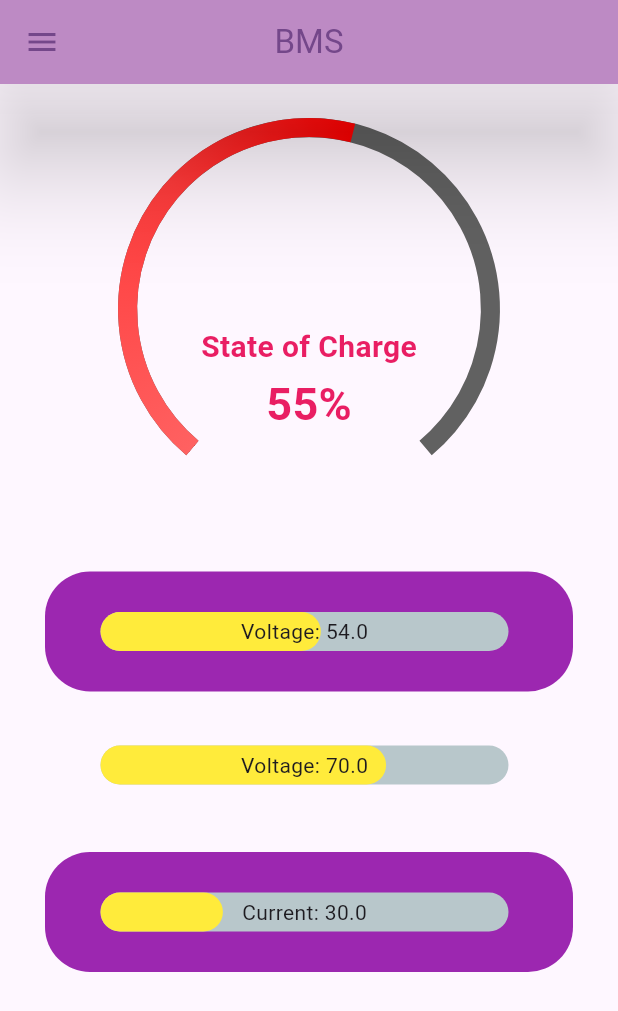
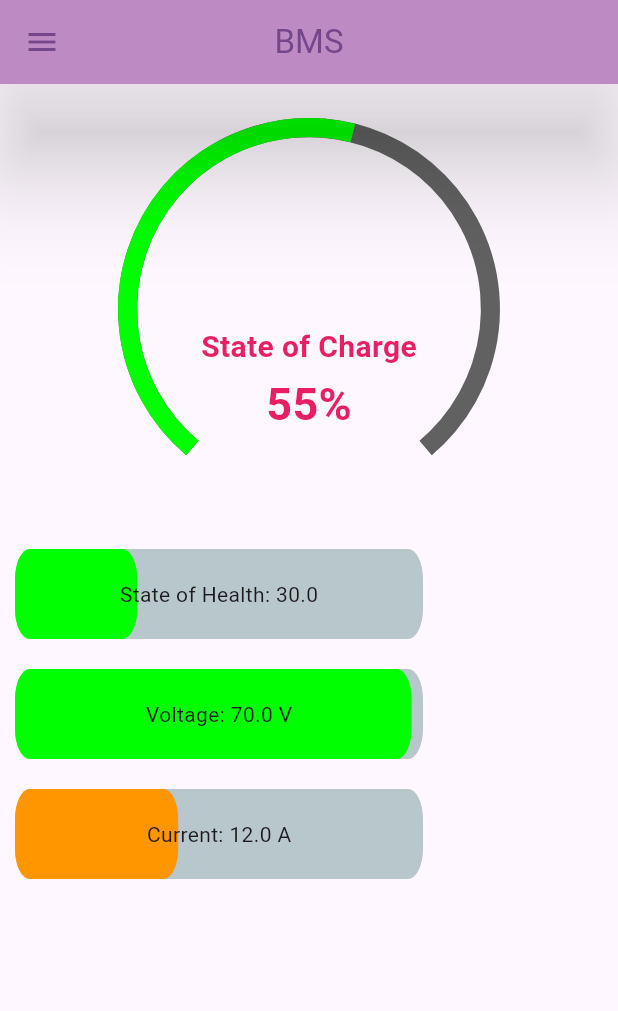
Before and after one commit to Sudharsshan/Flutter_BMS, a Flutter app: the screen it shows after launch, on a phone screen of 412 x 824 dp. Shown: the top 1011 px of the screen. Run offline on Flutter 3.47's test engine with Material 3 defaults, Android fonts, the phone set to English and light mode, and no system bars; drawn by our look-alikes of percent_indicator, syncfusion_flutter_gauges; our stand-ins replace fluttertoast, shared_preferences; missing offline and left inert: workmanager.

Commit message:
beautified the main screen widgets

```diff
--- a/lib/main.dart
+++ b/lib/main.dart
@@ -151,14 +151,7 @@ class _MyAppState extends State<MyApp>{
                                             value: 55,
                                             width: 0.1,
                                             sizeUnit: GaugeSizeUnit.factor,
-                                            gradient: SweepGradient(
-                                              colors: <Color>[
-                                                myColorRedLight,
-                                                myColorRedMedium,
-                                                myColorRedHeavy,
-                                              ],
-                                              stops: const <double>[0.0, 0.6, 1.0],
-                                            ),
+                                            color: widgetColor(100, 50),
                                             enableAnimation: true,
                                           ),
                                         ],
@@ -199,42 +192,18 @@ class _MyAppState extends State<MyApp>{
                         ),
                       ),
 
-                      Container(
-                        height: 80,
-                        width: 500,
-                        padding: const EdgeInsets.all(27),
-                        margin: const EdgeInsets.fromLTRB(30, 25, 30, 9),
-                        decoration: const BoxDecoration(
-                            color: Colors.purple,
-                            borderRadius: BorderRadius.all(Radius.circular(30))
-                        ),
-                        child: SOH(percent: 0.54,),
-                      ),
+                      SOH(percent: 30),
 
-                      Container(
-                        height: 80,
-                        width: 500,
-                        padding: const EdgeInsets.all(27),
-                        margin: const EdgeInsets.symmetric(vertical: 0, horizontal: 30),
-                        child: VOLTAGE(percent: 0.7,),
-                      ),
+                      VOLTAGE(percent: 70),
 
-                      Container(
-                        height: 80,
-                        width: 500,
-                        padding: const EdgeInsets.all(27),
-                        margin: const EdgeInsets.fromLTRB(30, 18, 30, 9),
-                        decoration: const BoxDecoration(
-                            color: Colors.purple,
-                            borderRadius: BorderRadius.all(Radius.circular(30))
-                        ),
-                        child: CURRENT(percent: 0.3),
-                      ),
+                      CURRENT(percent: 12),
+
                     ],
                   ),
                 )
             ),
       ),
+
       routes: {
         'settings': (context) => const Settings(),
         'home': (context) => MyApp(),
@@ -289,7 +258,7 @@ late double State_Of_Health;
 
 class SOH extends StatefulWidget {
 late double percent;
-  SOH( {
+  SOH( {super.key,
     required this.percent,
 });
 
@@ -314,26 +283,25 @@ class _SOHState extends State<SOH> {
     // between 0 -1 which is expected by the linerprogressindicator
     //  Here you get your percentage and the assign it to the percentage
 
-    finalD = (State_Of_Health*100).toString(); // here you asign to the String
+    finalD = (State_Of_Health).toString(); // here you assign to the String
 // or convert it to int as :finalD =(percentage * 100).toInt().toString();
 
   }
 
   @override
   Widget build(BuildContext context) {
-    return Container(
-      child: Center(
+    return Center(
       child: LinearPercentIndicator(
         width: MediaQuery.of(context).size.width -120,
         animation: true,
-          lineHeight: 40.0,
-          animationDuration: 2500,
-          percent: State_Of_Health,
-          center: Text('Voltage: $finalD'),
+        lineHeight: 80.0,
+        barRadius: const Radius.elliptical(10, 20),
+        padding: const EdgeInsets.symmetric(vertical: 10, horizontal: 10),
+        percent: percentValue(100, State_Of_Health),
+        center: Text('State of Health: $finalD'),
         linearStrokeCap: LinearStrokeCap.roundAll,
-          progressColor: Colors.yellow,
+        progressColor: widgetColor(100, State_Of_Health), //CHANGE THIS AS PER VALUE
 
-        ),
       ),
     );
   }
@@ -343,7 +311,7 @@ class _SOHState extends State<SOH> {
 late double VoltageData;
 class VOLTAGE extends StatefulWidget {
   late double percent;
-  VOLTAGE( {
+  VOLTAGE( {super.key,
     required this.percent,
   });
 
@@ -368,26 +336,25 @@ class _VOLTAGEState extends State<VOLTAGE> {
     // between 0 -1 which is expected by the linerprogressindicator
     //  Here you get your percentage and the assign it to the percentage
 
-    finalD = (VoltageData*100).toString(); // here you asign to the String
+    finalD = (VoltageData).toString(); // here you asign to the String
 // or convert it to int as :finalD =(percentage * 100).toInt().toString();
 
   }
 
   @override
   Widget build(BuildContext context) {
-    return Container(
-      child: Center(
+    return Center(
       child: LinearPercentIndicator(
         width: MediaQuery.of(context).size.width -120,
         animation: true,
-          lineHeight: 40.0,
-          animationDuration: 2500,
-          percent: VoltageData,
-          center: Text('Voltage: $finalD'),
+        lineHeight: 80.0,
+        percent: percentValue(72, VoltageData),
+        center: Text('Voltage: $finalD V'),
+        padding: const EdgeInsets.symmetric(vertical: 10, horizontal: 10),
         linearStrokeCap: LinearStrokeCap.roundAll,
-          progressColor: Colors.yellow,
+        progressColor: widgetColor(72, VoltageData), //CHANGE THIS AS PER THE VALUE
+        barRadius: const Radius.elliptical(10, 20),
 
-        ),
       ),
     );
   }
@@ -422,27 +389,68 @@ class _CURRENTState extends State<CURRENT> {
     // between 0 -1 which is expected by the linerprogressindicator
     //  Here you get your percentage and the assign it to the percentage
 
-    finalD = (CurrentData*100).toString(); // here you asign to the String
+    finalD = (CurrentData).toString(); // here you asign to the String
 // or convert it to int as :finalD =(percentage * 100).toInt().toString();
 
   }
 
   @override
   Widget build(BuildContext context) {
-    return Container(
-      child: Center(
+    return Center(
       child: LinearPercentIndicator(
         width: MediaQuery.of(context).size.width -120,
         animation: true,
-          lineHeight: 40.0,
-          animationDuration: 2500,
-          percent: CurrentData,
-          center: Text('Current: $finalD'),
+        lineHeight: 80.0,
+        barRadius: const Radius.elliptical(10, 20),
+        padding: const EdgeInsets.symmetric(vertical: 10, horizontal: 10),
+        percent: percentValue(30, CurrentData),
+        center: Text('Current: $finalD A'),
         linearStrokeCap: LinearStrokeCap.roundAll,
-          progressColor: Colors.yellow,
+        progressColor: widgetColor(30, CurrentData),
 
-        ),
       ),
     );
   }
 }
+
+//This method calculates the percent of the gauge (linear and circular) to be filled
+//with the given parameters
+double percentValue (double max, double currentValue){
+  print((currentValue/max)); //for  debug purpose
+  return (currentValue/max);
+}
+
+//This method determines the color of widget according to the values provided
+/*
+<= 30% : RED
+> 30% && <50% : ORANGE
+> 50% && <80% : YELLOW
+> 80% : GREEN
+ */
+Color widgetColor(double max, double currentValue){
+  double multiplyFactor = currentValue/max;
+  Color color;
+
+  if(currentValue < (0.3*max))
+    {
+      //  <30% of max value
+      //Color is RED
+      color = const Color.fromARGB(255, 255, 0, 0);
+    }
+  else if( currentValue > (0.3*max) && currentValue < (0.5*max)){
+    // > 30% && < 50%
+    // Color is Orange
+    color = const Color.fromARGB(255, 255, 150, 0);
+  }
+  else if( currentValue > (0.5*max) && currentValue < (0.8*max)){
+    // >50% && < 80%
+    // Color is YELLOW
+    color = const Color.fromARGB(255, 255, 250, 0);
+  }
+  else {
+    // Color is GREEN
+    color = const Color.fromARGB(255, 0, 255, 0);
+  }
+  return color;
+
+}
```
Also changed, not shown: lib/Radial Gauge.dart (deleted, +0 -161 lines), lib/api_handler.dart (deleted, +0 -12 lines), lib/percentindicator.dart (deleted, +0 -68 lines). Lines whose indentation alone changed are shown as unchanged.
